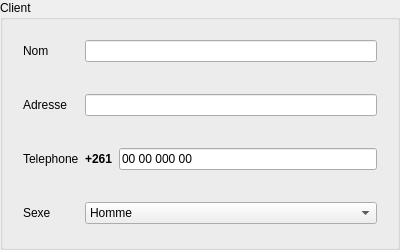
First picture: the form in src/views/Client/ClientView.ui, repository DinaTolotra/QReservation, before the edit.
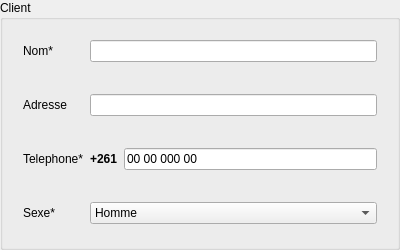
Second picture: the form after the edit. Icons and pictures are not drawn.

Patch:
```diff
--- a/src/views/Client/ClientView.ui
+++ b/src/views/Client/ClientView.ui
@@ -35,7 +35,7 @@
       <item row="0" column="0">
        <widget class="QLabel" name="lbl">
         <property name="text">
-         <string>Nom</string>
+         <string>Nom*</string>
         </property>
        </widget>
       </item>
@@ -71,7 +71,7 @@
       <item row="4" column="0">
        <widget class="QLabel" name="lbl_3">
         <property name="text">
-         <string>Telephone</string>
+         <string>Telephone*</string>
         </property>
        </widget>
       </item>
@@ -123,7 +123,7 @@
       <item row="6" column="0">
        <widget class="QLabel" name="lbl_4">
         <property name="text">
-         <string>Sexe</string>
+         <string>Sexe*</string>
         </property>
        </widget>
       </item>
```
